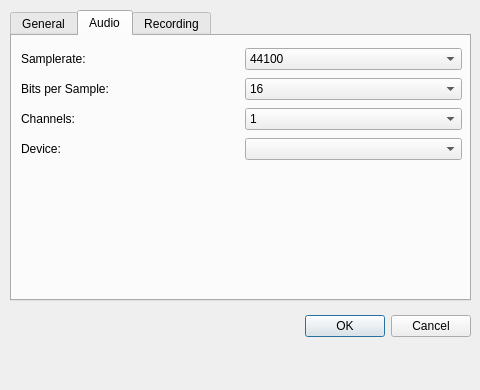
Above: settingsdialog.ui from napcode/appstream before the change. Below: the same form after it.
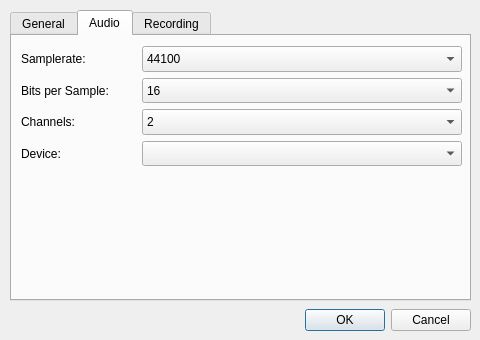
That is the form after the change. The open tabs and pages were chosen to show the change.

What changed in the file:
```diff
--- a/settingsdialog.ui
+++ b/settingsdialog.ui
@@ -10,7 +10,7 @@
     <x>0</x>
     <y>0</y>
     <width>480</width>
-    <height>390</height>
+    <height>340</height>
    </rect>
   </property>
   <property name="sizePolicy">
@@ -22,13 +22,13 @@
   <property name="minimumSize">
    <size>
     <width>480</width>
-    <height>390</height>
+    <height>340</height>
    </size>
   </property>
   <property name="maximumSize">
    <size>
     <width>480</width>
-    <height>390</height>
+    <height>340</height>
    </size>
   </property>
   <property name="sizeIncrement">
@@ -56,7 +56,7 @@
    <property name="geometry">
     <rect>
      <x>10</x>
-     <y>310</y>
+     <y>304</y>
      <width>461</width>
      <height>32</height>
     </rect>
@@ -408,14 +408,14 @@
       <item row="0" column="1">
        <widget class="QComboBox" name="cbSampleRate">
         <property name="sizePolicy">
-         <sizepolicy hsizetype="Minimum" vsizetype="Fixed">
+         <sizepolicy hsizetype="Preferred" vsizetype="Minimum">
           <horstretch>0</horstretch>
           <verstretch>0</verstretch>
          </sizepolicy>
         </property>
         <property name="minimumSize">
          <size>
-          <width>200</width>
+          <width>320</width>
           <height>0</height>
          </size>
         </property>
@@ -451,6 +451,12 @@
       </item>
       <item row="1" column="0">
        <widget class="QLabel" name="label_2">
+        <property name="sizePolicy">
+         <sizepolicy hsizetype="Minimum" vsizetype="Minimum">
+          <horstretch>0</horstretch>
+          <verstretch>0</verstretch>
+         </sizepolicy>
+        </property>
         <property name="text">
          <string>Bits per Sample:</string>
         </property>
@@ -458,6 +464,12 @@
       </item>
       <item row="0" column="0">
        <widget class="QLabel" name="label">
+        <property name="sizePolicy">
+         <sizepolicy hsizetype="Minimum" vsizetype="Minimum">
+          <horstretch>0</horstretch>
+          <verstretch>0</verstretch>
+         </sizepolicy>
+        </property>
         <property name="text">
          <string>Samplerate:</string>
         </property>
@@ -465,6 +477,18 @@
       </item>
       <item row="1" column="1">
        <widget class="QComboBox" name="cbBitsPerSample">
+        <property name="sizePolicy">
+         <sizepolicy hsizetype="Preferred" vsizetype="Minimum">
+          <horstretch>0</horstretch>
+          <verstretch>0</verstretch>
+         </sizepolicy>
+        </property>
+        <property name="minimumSize">
+         <size>
+          <width>320</width>
+          <height>0</height>
+         </size>
+        </property>
         <property name="currentIndex">
          <number>1</number>
         </property>
@@ -492,6 +516,12 @@
       </item>
       <item row="2" column="0">
        <widget class="QLabel" name="label_3">
+        <property name="sizePolicy">
+         <sizepolicy hsizetype="Minimum" vsizetype="Minimum">
+          <horstretch>0</horstretch>
+          <verstretch>0</verstretch>
+         </sizepolicy>
+        </property>
         <property name="text">
          <string>Channels:</string>
         </property>
@@ -499,8 +529,20 @@
       </item>
       <item row="2" column="1">
        <widget class="QComboBox" name="cbChannels">
+        <property name="sizePolicy">
+         <sizepolicy hsizetype="Preferred" vsizetype="Minimum">
+          <horstretch>0</horstretch>
+          <verstretch>0</verstretch>
+         </sizepolicy>
+        </property>
+        <property name="minimumSize">
+         <size>
+          <width>320</width>
+          <height>0</height>
+         </size>
+        </property>
         <property name="currentIndex">
-         <number>0</number>
+         <number>1</number>
         </property>
         <item>
          <property name="text">
@@ -516,13 +558,32 @@
       </item>
       <item row="3" column="0">
        <widget class="QLabel" name="label_4">
+        <property name="sizePolicy">
+         <sizepolicy hsizetype="Minimum" vsizetype="Minimum">
+          <horstretch>0</horstretch>
+          <verstretch>0</verstretch>
+         </sizepolicy>
+        </property>
         <property name="text">
          <string>Device: </string>
         </property>
        </widget>
       </item>
       <item row="3" column="1">
-       <widget class="QComboBox" name="cbInputDevices"/>
+       <widget class="QComboBox" name="cbInputDevices">
+        <property name="sizePolicy">
+         <sizepolicy hsizetype="Preferred" vsizetype="Minimum">
+          <horstretch>0</horstretch>
+          <verstretch>0</verstretch>
+         </sizepolicy>
+        </property>
+        <property name="minimumSize">
+         <size>
+          <width>320</width>
+          <height>0</height>
+         </size>
+        </property>
+       </widget>
       </item>
      </layout>
     </widget>
```
Left out of the diff: 10 changed lines with no effect on the pictures.
